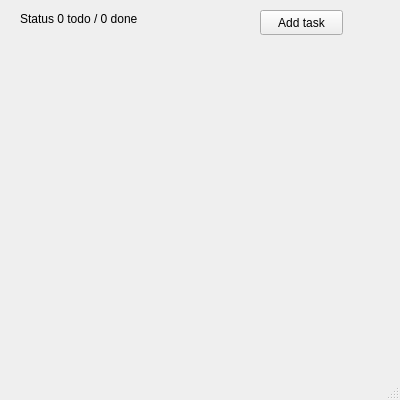
Above: todolist/mainwindow.ui from quimperval/qtlearning before the change. Below: the same form after it.
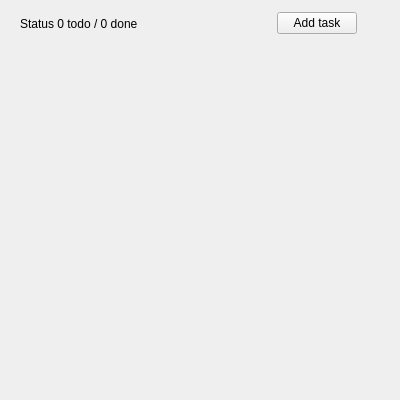
That is the form after the change.

Commit message: Added Tasks widget

The edit to the form file:
```diff
--- a/todolist/mainwindow.ui
+++ b/todolist/mainwindow.ui
@@ -14,57 +14,61 @@
    <string>Todo List</string>
   </property>
   <widget class="QWidget" name="centralwidget">
-   <widget class="QLabel" name="label">
+   <widget class="QWidget" name="verticalLayoutWidget">
     <property name="geometry">
      <rect>
       <x>20</x>
-      <y>10</y>
-      <width>62</width>
-      <height>17</height>
+      <y>40</y>
+      <width>361</width>
+      <height>16</height>
      </rect>
     </property>
-    <property name="text">
-     <string/>
-    </property>
+    <layout class="QVBoxLayout" name="tasksLayout">
+     <property name="spacing">
+      <number>6</number>
+     </property>
+    </layout>
    </widget>
-   <widget class="QLabel" name="statusLabel">
+   <widget class="QWidget" name="">
     <property name="geometry">
      <rect>
       <x>20</x>
       <y>10</y>
-      <width>161</width>
-      <height>17</height>
+      <width>337</width>
+      <height>27</height>
      </rect>
     </property>
-    <property name="text">
-     <string>Status 0 todo / 0 done</string>
-    </property>
+    <layout class="QHBoxLayout" name="toolbarLayout">
+     <item>
+      <widget class="QLabel" name="statusLabel">
+       <property name="text">
+        <string>Status 0 todo / 0 done</string>
+       </property>
+      </widget>
+     </item>
+     <item>
+      <spacer name="horizontalSpacer">
+       <property name="orientation">
+        <enum>Qt::Horizontal</enum>
+       </property>
+       <property name="sizeHint" stdset="0">
+        <size>
+         <width>98</width>
+         <height>20</height>
+        </size>
+       </property>
+      </spacer>
+     </item>
+     <item>
+      <widget class="QPushButton" name="addTaskButton">
+       <property name="text">
+        <string>Add task</string>
+       </property>
+      </widget>
+     </item>
+    </layout>
    </widget>
-   <widget class="QPushButton" name="addTaskButton">
-    <property name="geometry">
-     <rect>
-      <x>260</x>
-      <y>10</y>
-      <width>83</width>
-      <height>25</height>
-     </rect>
-    </property>
-    <property name="text">
-     <string>Add task</string>
-    </property>
-   </widget>
   </widget>
-  <widget class="QMenuBar" name="menubar">
-   <property name="geometry">
-    <rect>
-     <x>0</x>
-     <y>0</y>
-     <width>400</width>
-     <height>22</height>
-    </rect>
-   </property>
-  </widget>
-  <widget class="QStatusBar" name="statusbar"/>
  </widget>
  <resources/>
  <connections/>
```
The commit also changes 5 other files.
